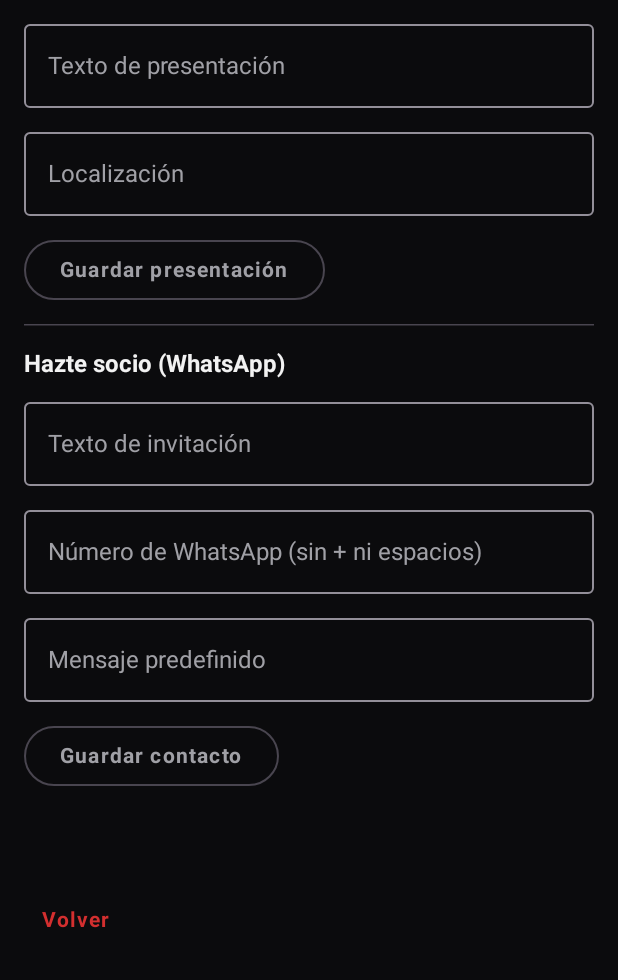
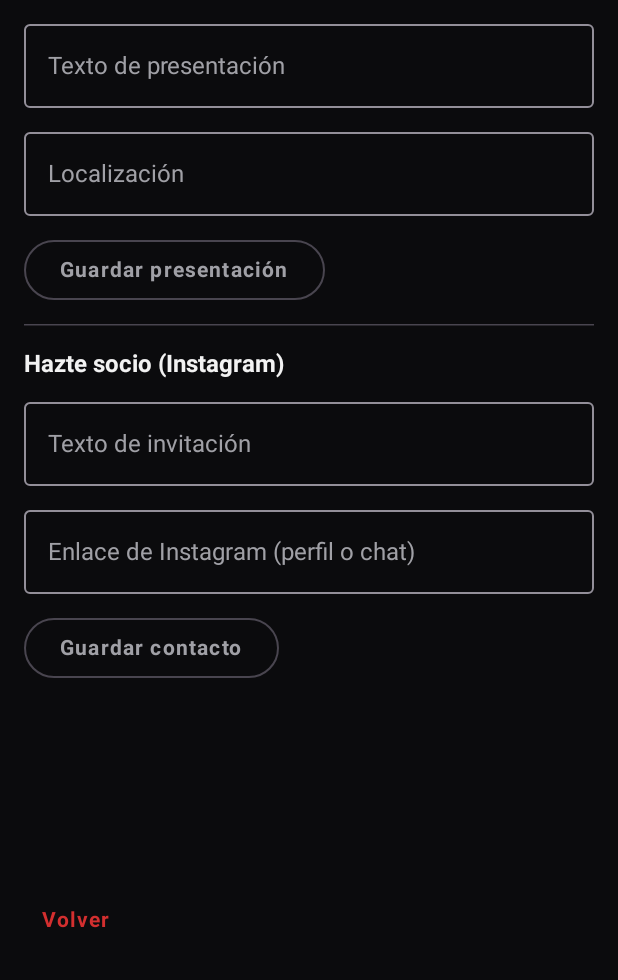
Before and after one commit to PerchaCervantina/AppTitanium, an Android app built with Jetpack Compose: the composable PresentationAdminScreen shown on its own in the app's theme, after a tap on "Guardar contacto", on a phone screen of 412 x 824 dp, the part 256-1236 px from its top. Run offline under Robolectric (Android 15) with nearby library versions, the phone set to English and light mode, and no system bars; our stand-ins replace Firebase (no records; nobody signed in at launch, a user with empty details on screens opened directly).

Commit message:
Blend event logo into expanded card background; swap WhatsApp for Instagram
- EventCard: the band logo now fills the expanded area as a faded
  background (gradient into the card's surface color) instead of a
  separate framed image.
- Membership CTA switched from WhatsApp (wa.me deep link) to an
  Instagram link: MembershipInfo now stores instagramUrl instead of
  whatsappNumber/whatsappMessage, with the admin form and public
  button updated to match ("Escríbenos en Instagram").

Co-Authored-By: Claude Sonnet 5 <noreply@anthropic.com>
Claude-Session: https://claude.ai/code/session_0192Di9Yfz4u7HCNS2mzMgH6

```diff
--- a/app/src/main/java/com/titanium/app/data/firebase/FirebaseModels.kt
+++ b/app/src/main/java/com/titanium/app/data/firebase/FirebaseModels.kt
@@ -21,8 +21,9 @@ data class PresentationInfo(
 
 data class MembershipInfo(
     val intro: String = "",
-    val whatsappNumber: String = "",
-    val whatsappMessage: String = ""
+    // Enlace al perfil o al chat de Instagram de la asociación, ej.
+    // "https://instagram.com/asociaciontitanium" o un enlace directo al DM.
+    val instagramUrl: String = ""
 )
 
 data class EventEntry(
--- a/app/src/main/java/com/titanium/app/data/firebase/FirestoreContentRepository.kt
+++ b/app/src/main/java/com/titanium/app/data/firebase/FirestoreContentRepository.kt
@@ -49,8 +49,7 @@ class FirestoreContentRepository(
                 trySend(
                     MembershipInfo(
                         intro = snapshot?.getString("intro") ?: "",
-                        whatsappNumber = snapshot?.getString("whatsappNumber") ?: "",
-                        whatsappMessage = snapshot?.getString("whatsappMessage") ?: ""
+                        instagramUrl = snapshot?.getString("instagramUrl") ?: ""
                     )
                 )
             }
@@ -62,8 +61,7 @@ class FirestoreContentRepository(
             .set(
                 mapOf(
                     "intro" to info.intro,
-                    "whatsappNumber" to info.whatsappNumber,
-                    "whatsappMessage" to info.whatsappMessage
+                    "instagramUrl" to info.instagramUrl
                 )
             )
             .await()
--- a/app/src/main/java/com/titanium/app/ui/admin/PresentationAdminScreen.kt
+++ b/app/src/main/java/com/titanium/app/ui/admin/PresentationAdminScreen.kt
@@ -42,8 +42,7 @@ fun PresentationAdminScreen(
     var description by remember { mutableStateOf("") }
     var location by remember { mutableStateOf("") }
     var membershipIntro by remember { mutableStateOf("") }
-    var whatsappNumber by remember { mutableStateOf("") }
-    var whatsappMessage by remember { mutableStateOf("") }
+    var instagramUrl by remember { mutableStateOf("") }
     var initialized by remember { mutableStateOf(false) }
 
     // Solo rellenamos los campos una vez con lo que haya en Firestore, para
@@ -55,8 +54,7 @@ fun PresentationAdminScreen(
             description = presentation.description
             location = presentation.location
             membershipIntro = membership.intro
-            whatsappNumber = membership.whatsappNumber
-            whatsappMessage = membership.whatsappMessage
+            instagramUrl = membership.instagramUrl
             initialized = true
         }
     }
@@ -98,7 +96,7 @@ fun PresentationAdminScreen(
 
             HorizontalDivider()
 
-            Text(text = "Hazte socio (WhatsApp)", style = MaterialTheme.typography.titleMedium, modifier = Modifier.padding(top = 16.dp))
+            Text(text = "Hazte socio (Instagram)", style = MaterialTheme.typography.titleMedium, modifier = Modifier.padding(top = 16.dp))
             OutlinedTextField(
                 value = membershipIntro,
                 onValueChange = { membershipIntro = it },
@@ -106,21 +104,15 @@ fun PresentationAdminScreen(
                 modifier = Modifier.fillMaxWidth().padding(top = 8.dp)
             )
             OutlinedTextField(
-                value = whatsappNumber,
-                onValueChange = { whatsappNumber = it },
-                label = { Text("Número de WhatsApp (sin + ni espacios)") },
-                modifier = Modifier.fillMaxWidth().padding(top = 8.dp)
-            )
-            OutlinedTextField(
-                value = whatsappMessage,
-                onValueChange = { whatsappMessage = it },
-                label = { Text("Mensaje predefinido") },
+                value = instagramUrl,
+                onValueChange = { instagramUrl = it },
+                label = { Text("Enlace de Instagram (perfil o chat)") },
                 modifier = Modifier.fillMaxWidth().padding(top = 8.dp)
             )
             OutlinedButton(
                 onClick = {
                     scope.launch {
-                        repository.updateMembership(MembershipInfo(membershipIntro, whatsappNumber, whatsappMessage))
+                        repository.updateMembership(MembershipInfo(membershipIntro, instagramUrl))
                     }
                 },
                 modifier = Modifier.padding(top = 12.dp)
```
Also changed, not shown: app/src/main/java/com/titanium/app/ui/components/EventCard.kt (+37 -12 lines), app/src/main/java/com/titanium/app/ui/components/MembershipSection.kt (+4 -7 lines), 1 other file.
